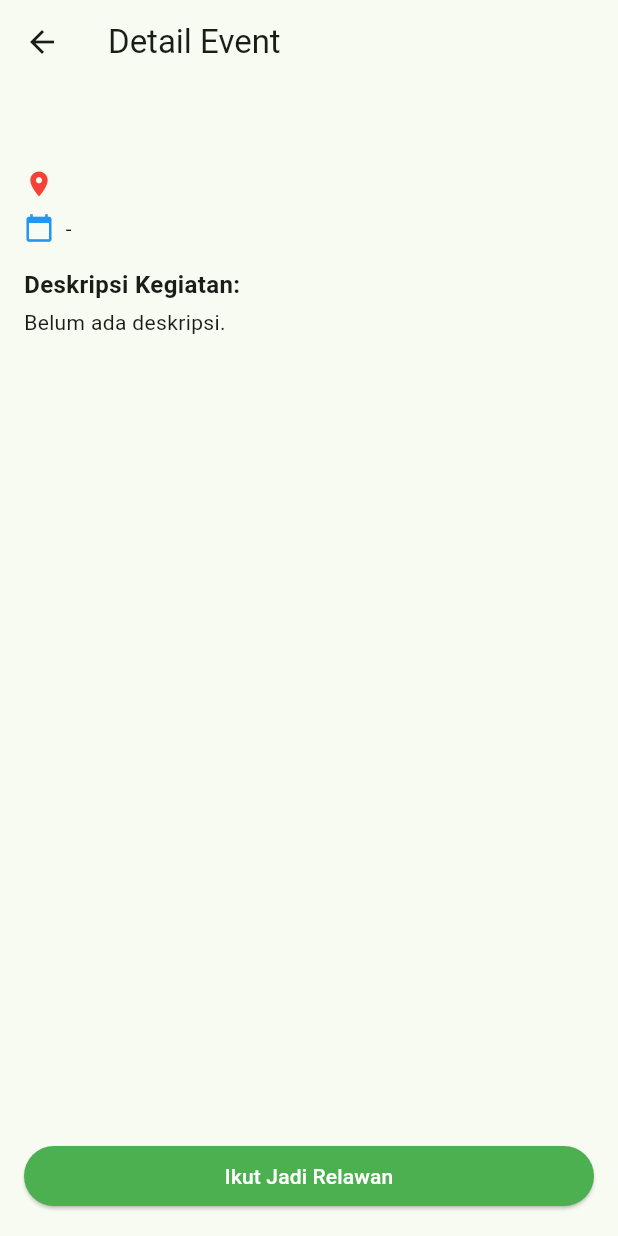
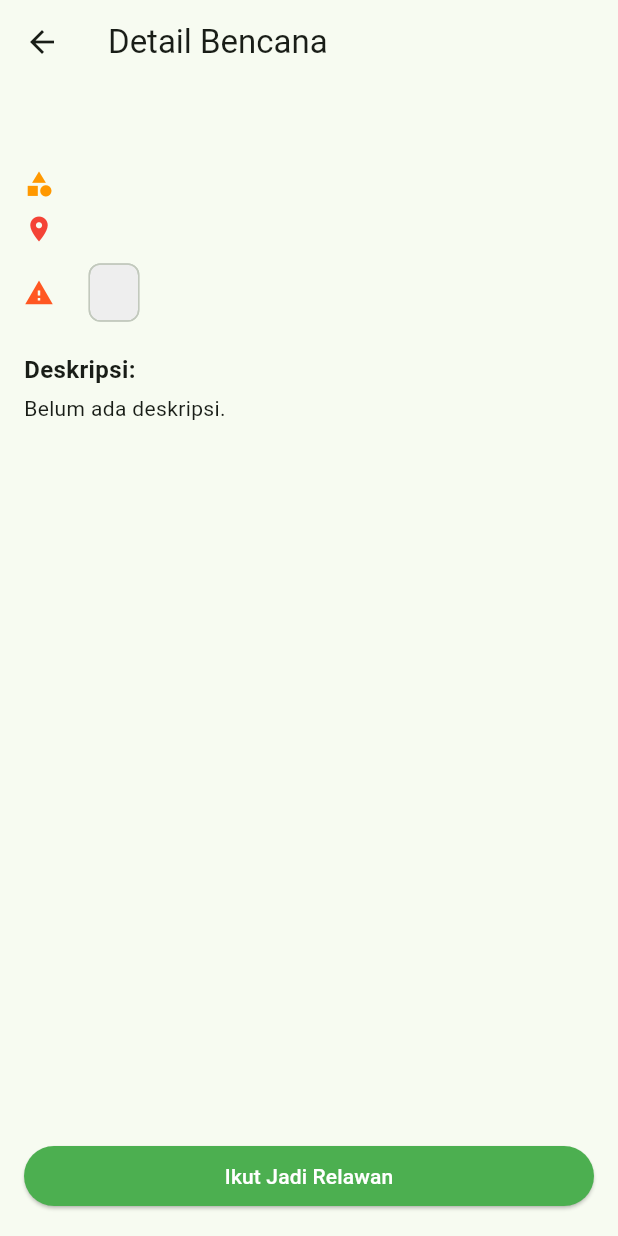
Before and after one commit to qwertyoup3/akurelawan, a Flutter app: the DetailScreen screen opened directly with empty values, on a phone screen of 412 x 824 dp. Run offline on Flutter 3.47's test engine with Material 3 defaults, Android fonts, the phone set to English and light mode, and no system bars; our stand-ins replace firebase_core, firebase_messaging, flutter_local_notifications, shared_preferences; accounts and stored records are empty.

Commit message:
fiks fcm

```diff
--- a/lib/models/event_model.dart
+++ b/lib/models/event_model.dart
@@ -1,31 +1,31 @@
 class EventModel {
   final String id;
   final String title;
+  final String type;
+  final String affectedRegions;
+  final String urgencyLevel;
+  final String status;
   final String description;
-  final String venue;
-  final String startDatetime;
-  final String endDatetime;
-  final String status;
 
   EventModel({
     required this.id,
     required this.title,
+    required this.type,
+    required this.affectedRegions,
+    required this.urgencyLevel,
+    required this.status,
     required this.description,
-    required this.venue,
-    required this.startDatetime,
-    required this.endDatetime,
-    required this.status,
   });
 
   factory EventModel.fromJson(Map<String, dynamic> json) {
     return EventModel(
       id: json['id']?.toString() ?? '',
       title: json['title'] ?? '',
+      type: json['type'] ?? '',
+      affectedRegions: json['affected_regions'] ?? '',
+      urgencyLevel: json['urgency_level'] ?? '',
+      status: json['status'] ?? '',
       description: json['description'] ?? '',
-      venue: json['venue'] ?? '',
-      startDatetime: json['start_datetime'] ?? '',
-      endDatetime: json['end_datetime'] ?? '',
-      status: json['status'] ?? '',
     );
   }
 }
--- a/lib/screens/detail_screen.dart
+++ b/lib/screens/detail_screen.dart
@@ -9,7 +9,7 @@ class DetailScreen extends StatelessWidget {
   @override
   Widget build(BuildContext context) {
     return Scaffold(
-      appBar: AppBar(title: const Text('Detail Event')),
+      appBar: AppBar(title: const Text('Detail Bencana')),
       body: Padding(
         padding: const EdgeInsets.all(16.0),
         child: Column(
@@ -22,22 +22,37 @@ class DetailScreen extends StatelessWidget {
             const SizedBox(height: 8),
             Row(
               children: [
-                const Icon(Icons.location_on, color: Colors.red, size: 20),
+                const Icon(Icons.category, color: Colors.orange, size: 20),
                 const SizedBox(width: 4),
-                Text(event.venue, style: const TextStyle(fontSize: 16)),
+                Text(event.type, style: const TextStyle(fontSize: 16)),
               ],
             ),
             const SizedBox(height: 8),
             Row(
               children: [
-                const Icon(Icons.calendar_today, color: Colors.blue, size: 20),
+                const Icon(Icons.location_on, color: Colors.red, size: 20),
                 const SizedBox(width: 4),
-                Text('${event.startDatetime} - ${event.endDatetime}'),
+                Expanded(child: Text(event.affectedRegions)),
+              ],
+            ),
+            const SizedBox(height: 8),
+            Row(
+              children: [
+                const Icon(Icons.warning, color: Colors.deepOrange, size: 20),
+                const SizedBox(width: 4),
+                Text(event.urgencyLevel),
+                const SizedBox(width: 12),
+                Chip(
+                  label: Text(event.status),
+                  backgroundColor: event.status == 'Aktif'
+                      ? Colors.red.shade100
+                      : Colors.grey.shade200,
+                ),
               ],
             ),
             const SizedBox(height: 16),
             const Text(
-              'Deskripsi Kegiatan:',
+              'Deskripsi:',
               style: TextStyle(fontWeight: FontWeight.bold, fontSize: 16),
             ),
             const SizedBox(height: 4),
--- a/lib/screens/home_screen.dart
+++ b/lib/screens/home_screen.dart
@@ -82,7 +82,9 @@ class _HomeScreenState extends State<HomeScreen> {
                     event.title,
                     style: const TextStyle(fontWeight: FontWeight.bold),
                   ),
-                  subtitle: Text('${event.venue}\nStatus: ${event.status}'),
+                  subtitle: Text(
+                    '${event.type} • ${event.affectedRegions}\nStatus: ${event.status}',
+                  ),
                   isThreeLine: true,
 
                   // TAMBAHKAN ONTAP INI
```
Also changed, not shown: lib/services/api_service.dart (+15 -0 lines), lib/services/fcm_service.dart (+25 -16 lines), 1 other file.
